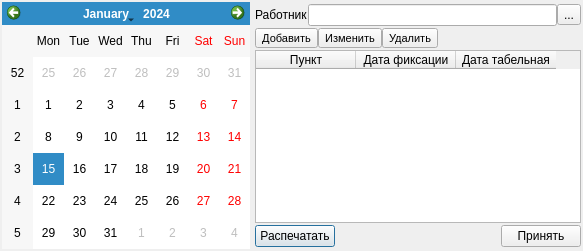
Before: the Qt Designer form ui/staff_traffic.ui in Meller008/CRM-Avi, drawn with Qt 5.
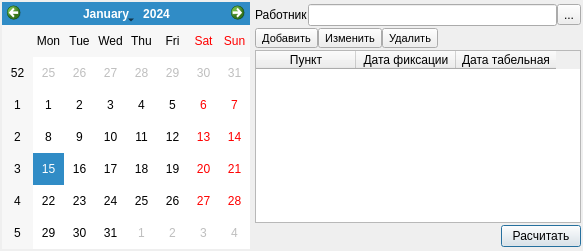
After: the same form once the commit is applied.

What changed in the file:
```diff
--- a/ui/staff_traffic.ui
+++ b/ui/staff_traffic.ui
@@ -89,13 +89,6 @@
      </item>
      <item row="3" column="0">
       <layout class="QHBoxLayout" name="horizontalLayout_4">
-       <item>
-        <widget class="QPushButton" name="pushButton_2">
-         <property name="text">
-          <string>Распечатать</string>
-         </property>
-        </widget>
-       </item>
        <item>
         <spacer name="horizontalSpacer_2">
          <property name="orientation">
@@ -110,12 +103,9 @@
         </spacer>
        </item>
        <item>
-        <widget class="QPushButton" name="pushButton">
+        <widget class="QPushButton" name="pushButton_2">
          <property name="text">
-          <string>Принять</string>
-         </property>
-         <property name="autoDefault">
-          <bool>false</bool>
+          <string>Расчитать</string>
          </property>
         </widget>
        </item>
```
Left out of the diff: 34 changed lines with no effect on the pictures.
